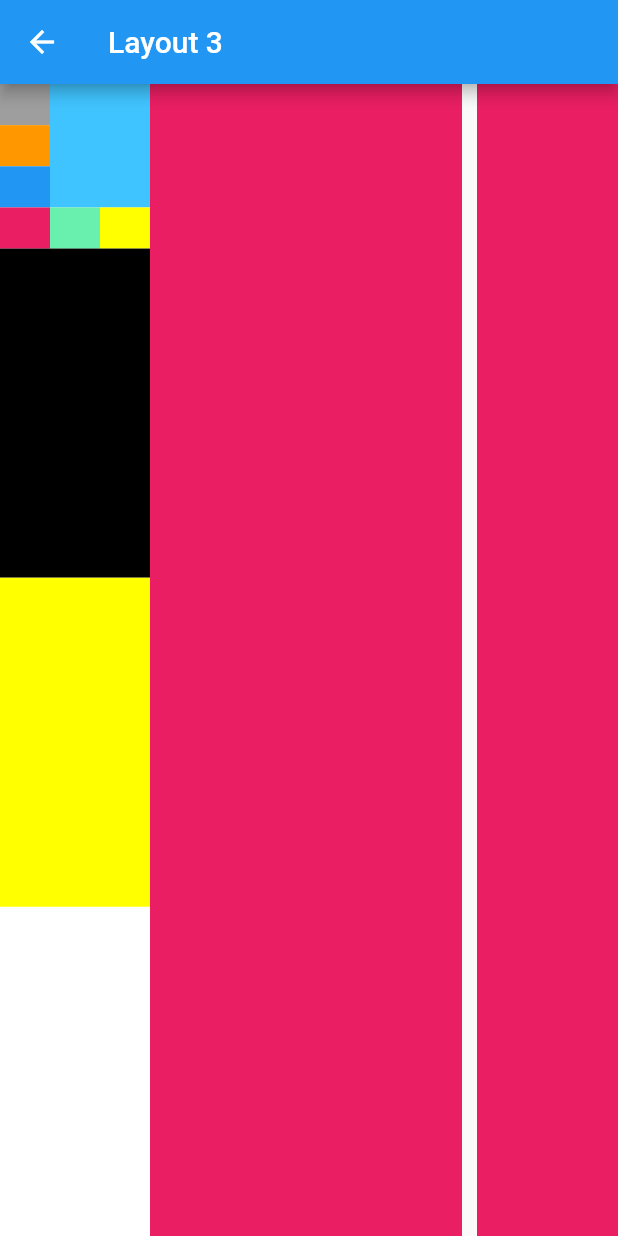
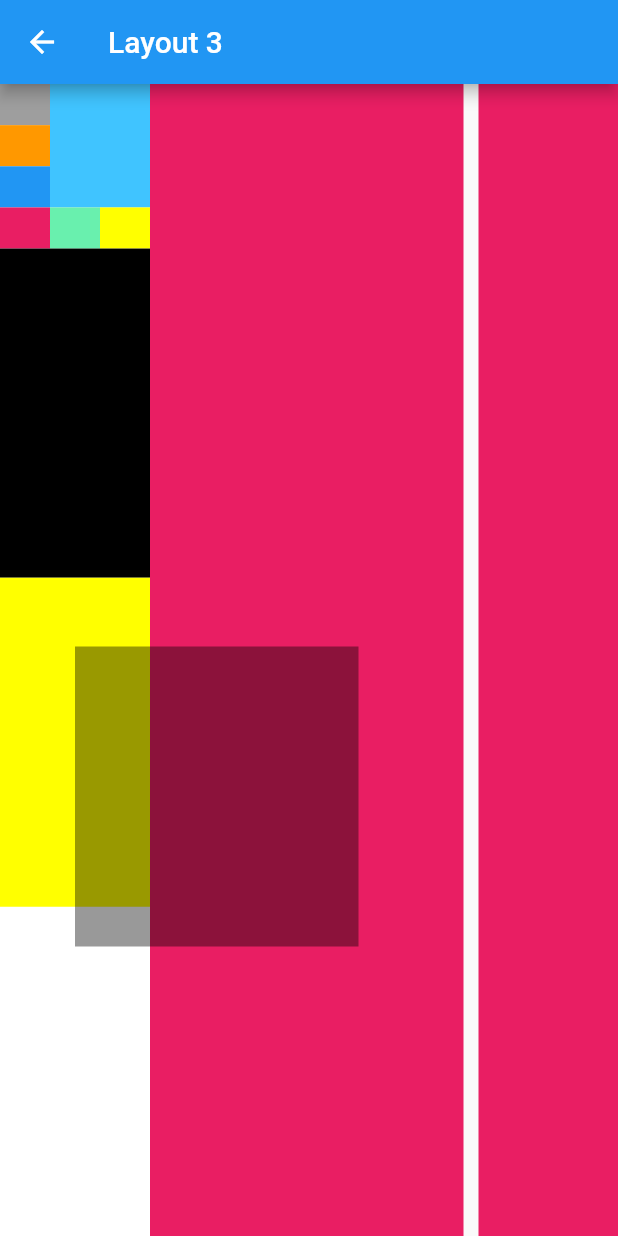
Before and after one commit to hieuphan94/200lab-flutter-day1-day2-threelayouts, a Flutter app: the screen it shows after launch, after a tap on "Layout 3", on a phone screen of 412 x 824 dp. Run offline on Flutter 3.47's test engine with Material 2 defaults, Android fonts, the phone set to English and light mode, and no system bars.

Commit message:
Add Stack Positoned

```diff
--- a/lib/layout3.dart
+++ b/lib/layout3.dart
@@ -9,6 +9,12 @@ class Layout3 extends StatelessWidget {
         title: Text("Layout 3"),
       ),
       body: Row(
+        children: [
+          Expanded(
+            flex: 3,
+            child: Stack(
+              children: [
+                Row(
                   children: [
                     Container(
                       height: double.infinity,
@@ -100,13 +106,39 @@ class Layout3 extends StatelessWidget {
                         color: Colors.pink,
                       ),
                     ),
+                  ],
+                ),
+                Positioned(
+                    top: 375,
+                    left: 50,
+                    right: 70,
+                    child: Container(
+                      color: Colors.black.withOpacity(0.4),
+                      height: 200,
+                    ))
+              ],
+            ),
+          ),
           Expanded(
             flex: 1,
             child: Container(
               color: Colors.pink,
               margin: EdgeInsets.only(left: 10),
             ),
-          )
+          ),
+          // Stack(
+          //   children: [
+          //     Positioned(
+          //         top: 100,
+          //         left: 50,
+          //         right: 0,
+          //         child: Container(
+          //           color: Colors.black,
+          //           width: 100,
+          //           height: 100,
+          //         ))
+          //   ],
+          // )
         ],
       ),
     );
--- a/lib/main.dart
+++ b/lib/main.dart
@@ -21,12 +21,12 @@ class MainPage extends StatelessWidget {
     return MaterialApp(
       title: 'Welcome to Fluter',
       home: Scaffold(
-          appBar: AppBar(
-            title: Text("Thee Layouts"),
-          ),
+          // appBar: AppBar(
+          //   title: Text("Thee Layouts"),
+          // ),
           body: Center(
             child: Column(
-              mainAxisSize: MainAxisSize.min,
+              mainAxisAlignment: MainAxisAlignment.spaceEvenly,
               children: [
                 ElevatedButton(
                     style: ElevatedButton.styleFrom(
```
Lines whose indentation alone changed are shown as unchanged.
